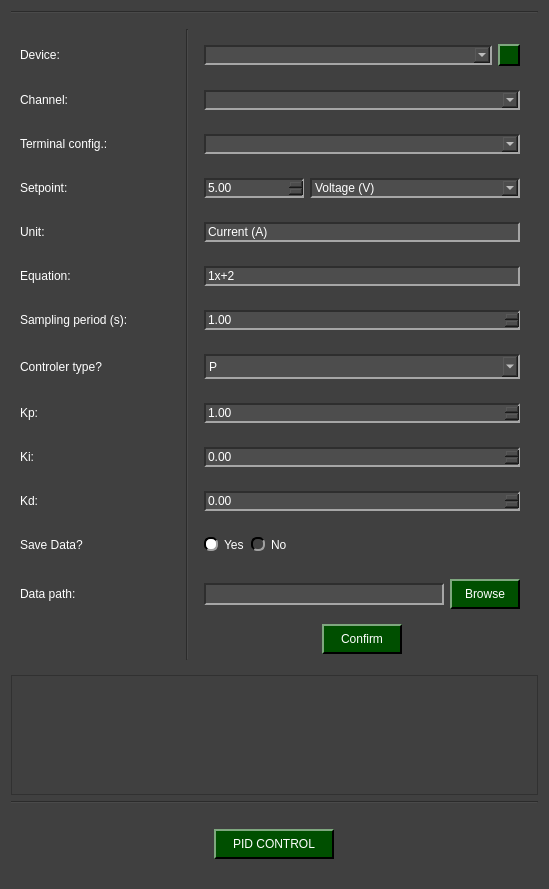
The window that pydaq/uis/PyDAQ_pid_control_NIDAQ_widget.ui (CayoRw/pydaq) describes before a commit, drawn with Qt 5.
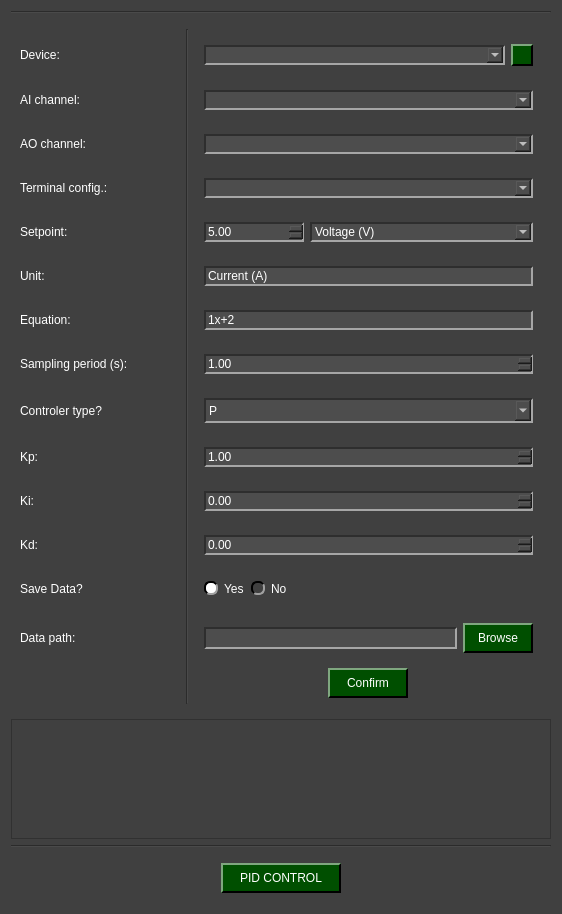
The same window after the commit. Icons and pictures are not drawn.

Commit message: working on nidaq pid control

```diff
--- a/pydaq/uis/PyDAQ_pid_control_NIDAQ_widget.ui
+++ b/pydaq/uis/PyDAQ_pid_control_NIDAQ_widget.ui
@@ -6,8 +6,8 @@
    <rect>
     <x>0</x>
     <y>0</y>
-    <width>549</width>
-    <height>889</height>
+    <width>562</width>
+    <height>914</height>
    </rect>
   </property>
   <property name="windowTitle">
@@ -350,7 +350,169 @@
    <item row="2" column="0">
     <widget class="QWidget" name="widget_top" native="true">
      <layout class="QGridLayout" name="gridLayout_2">
-      <item row="11" column="3" alignment="Qt::AlignmentFlag::AlignVCenter">
+      <item row="9" column="3">
+       <widget class="QWidget" name="widget_type" native="true">
+        <property name="minimumSize">
+         <size>
+          <width>100</width>
+          <height>0</height>
+         </size>
+        </property>
+        <layout class="QHBoxLayout" name="horizontalLayout_7">
+         <item>
+          <widget class="QComboBox" name="comboBox_type">
+           <property name="minimumSize">
+            <size>
+             <width>0</width>
+             <height>25</height>
+            </size>
+           </property>
+           <property name="maximumSize">
+            <size>
+             <width>9000000</width>
+             <height>16777215</height>
+            </size>
+           </property>
+           <item>
+            <property name="text">
+             <string>P</string>
+            </property>
+           </item>
+           <item>
+            <property name="text">
+             <string>PI</string>
+            </property>
+           </item>
+           <item>
+            <property name="text">
+             <string>PD</string>
+            </property>
+           </item>
+           <item>
+            <property name="text">
+             <string>PID</string>
+            </property>
+           </item>
+          </widget>
+         </item>
+        </layout>
+       </widget>
+      </item>
+      <item row="8" column="3">
+       <widget class="QWidget" name="widget_period" native="true">
+        <layout class="QHBoxLayout" name="horizontalLayout_8">
+         <item>
+          <widget class="QDoubleSpinBox" name="doubleSpinBox_period">
+           <property name="maximum">
+            <double>9999999.000000000000000</double>
+           </property>
+           <property name="singleStep">
+            <double>0.100000000000000</double>
+           </property>
+           <property name="value">
+            <double>1.000000000000000</double>
+           </property>
+          </widget>
+         </item>
+        </layout>
+       </widget>
+      </item>
+      <item row="1" column="0">
+       <widget class="QLabel" name="label_arduino">
+        <property name="minimumSize">
+         <size>
+          <width>154</width>
+          <height>30</height>
+         </size>
+        </property>
+        <property name="maximumSize">
+         <size>
+          <width>160</width>
+          <height>16777215</height>
+         </size>
+        </property>
+        <property name="text">
+         <string>Device:</string>
+        </property>
+       </widget>
+      </item>
+      <item row="10" column="3">
+       <widget class="QWidget" name="widget_kp" native="true">
+        <layout class="QHBoxLayout" name="horizontalLayout_6">
+         <item>
+          <widget class="QDoubleSpinBox" name="doubleSpinBox_kp">
+           <property name="maximum">
+            <double>999999.000000000000000</double>
+           </property>
+           <property name="singleStep">
+            <double>0.100000000000000</double>
+           </property>
+           <property name="value">
+            <double>1.000000000000000</double>
+           </property>
+          </widget>
+         </item>
+        </layout>
+       </widget>
+      </item>
+      <item row="2" column="3">
+       <widget class="QWidget" name="widget" native="true">
+        <layout class="QHBoxLayout" name="horizontalLayout_13">
+         <item>
+          <widget class="QComboBox" name="ai_channel_combo"/>
+         </item>
+        </layout>
+       </widget>
+      </item>
+      <item row="4" column="3">
+       <widget class="QWidget" name="widget_2" native="true">
+        <layout class="QHBoxLayout" name="horizontalLayout_11">
+         <item>
+          <widget class="QComboBox" name="terminal_config_combo"/>
+         </item>
+        </layout>
+       </widget>
+      </item>
+      <item row="7" column="0">
+       <widget class="QLabel" name="label_equation">
+        <property name="minimumSize">
+         <size>
+          <width>0</width>
+          <height>30</height>
+         </size>
+        </property>
+        <property name="toolTip">
+         <string>&lt;html&gt;&lt;head/&gt;&lt;body&gt;&lt;p&gt;&lt;span style=&quot; font-size:14pt;&quot;&gt;The equation should be written in the form: Ax²+Bx+C&lt;/span&gt;&lt;/p&gt;&lt;/body&gt;&lt;/html&gt;</string>
+        </property>
+        <property name="text">
+         <string>Equation:</string>
+        </property>
+       </widget>
+      </item>
+      <item row="9" column="1">
+       <widget class="QLabel" name="label_i_type">
+        <property name="toolTip">
+         <string>&lt;html&gt;&lt;head/&gt;&lt;body&gt;&lt;p&gt;&lt;img src=&quot;:/imgs/imgs/PID_Flow.png&quot;/&gt;&lt;/p&gt;&lt;/body&gt;&lt;/html&gt;</string>
+        </property>
+        <property name="text">
+         <string>&lt;html&gt;&lt;head/&gt;&lt;body&gt;&lt;p&gt;&lt;img src=&quot;:/imgs/imgs/inform.png&quot;/&gt;&lt;/p&gt;&lt;/body&gt;&lt;/html&gt;</string>
+        </property>
+       </widget>
+      </item>
+      <item row="0" column="2" rowspan="17">
+       <widget class="Line" name="line">
+        <property name="minimumSize">
+         <size>
+          <width>0</width>
+          <height>0</height>
+         </size>
+        </property>
+        <property name="orientation">
+         <enum>Qt::Orientation::Vertical</enum>
+        </property>
+       </widget>
+      </item>
+      <item row="12" column="3" alignment="Qt::AlignmentFlag::AlignVCenter">
        <widget class="QWidget" name="widget_kd" native="true">
         <layout class="QHBoxLayout" name="horizontalLayout_5">
          <item>
@@ -366,23 +528,7 @@
         </layout>
        </widget>
       </item>
-      <item row="13" column="0">
-       <widget class="QLabel" name="label_path">
-        <property name="text">
-         <string>Data path:</string>
-        </property>
-       </widget>
-      </item>
-      <item row="3" column="3">
-       <widget class="QWidget" name="widget_2" native="true">
-        <layout class="QHBoxLayout" name="horizontalLayout_11">
-         <item>
-          <widget class="QComboBox" name="comboBox_2"/>
-         </item>
-        </layout>
-       </widget>
-      </item>
-      <item row="4" column="3">
+      <item row="5" column="3">
        <widget class="QWidget" name="widget_setpoint" native="true">
         <layout class="QHBoxLayout" name="horizontalLayout_3">
          <item>
@@ -438,7 +584,7 @@
         </layout>
        </widget>
       </item>
-      <item row="5" column="3" alignment="Qt::AlignmentFlag::AlignVCenter">
+      <item row="6" column="3" alignment="Qt::AlignmentFlag::AlignVCenter">
        <widget class="QWidget" name="widget_unit" native="true">
         <layout class="QHBoxLayout" name="horizontalLayout">
          <item>
@@ -464,7 +610,7 @@
        </widget>
       </item>
       <item row="10" column="0">
-       <widget class="QLabel" name="label_ki">
+       <widget class="QLabel" name="label_kp">
         <property name="minimumSize">
          <size>
           <width>0</width>
@@ -472,19 +618,12 @@
          </size>
         </property>
         <property name="text">
-         <string>Ki:</string>
+         <string>Kp:</string>
         </property>
        </widget>
       </item>
-      <item row="3" column="0">
-       <widget class="QLabel" name="label_terminal">
-        <property name="text">
-         <string>Terminal config.:</string>
-        </property>
-       </widget>
-      </item>
-      <item row="6" column="0">
-       <widget class="QLabel" name="label_equation">
+      <item row="9" column="0">
+       <widget class="QLabel" name="label_type">
         <property name="minimumSize">
          <size>
           <width>0</width>
@@ -495,11 +634,11 @@
          <string>&lt;html&gt;&lt;head/&gt;&lt;body&gt;&lt;p&gt;&lt;span style=&quot; font-size:14pt;&quot;&gt;The equation should be written in the form: Ax²+Bx+C&lt;/span&gt;&lt;/p&gt;&lt;/body&gt;&lt;/html&gt;</string>
         </property>
         <property name="text">
-         <string>Equation:</string>
+         <string>Controler type?</string>
         </property>
        </widget>
       </item>
-      <item row="7" column="0">
+      <item row="8" column="0">
        <widget class="QLabel" name="label_periody">
         <property name="minimumSize">
          <size>
@@ -512,68 +651,28 @@
         </property>
        </widget>
       </item>
-      <item row="8" column="3">
-       <widget class="QWidget" name="widget_type" native="true">
-        <property name="minimumSize">
-         <size>
-          <width>100</width>
-          <height>0</height>
-         </size>
+      <item row="14" column="0">
+       <widget class="QLabel" name="label_path">
+        <property name="text">
+         <string>Data path:</string>
         </property>
-        <layout class="QHBoxLayout" name="horizontalLayout_7">
-         <item>
-          <widget class="QComboBox" name="comboBox_type">
-           <property name="minimumSize">
-            <size>
-             <width>0</width>
-             <height>25</height>
-            </size>
-           </property>
-           <property name="maximumSize">
-            <size>
-             <width>9000000</width>
-             <height>16777215</height>
-            </size>
-           </property>
-           <item>
-            <property name="text">
-             <string>P</string>
-            </property>
-           </item>
-           <item>
-            <property name="text">
-             <string>PI</string>
-            </property>
-           </item>
-           <item>
-            <property name="text">
-             <string>PD</string>
-            </property>
-           </item>
-           <item>
-            <property name="text">
-             <string>PID</string>
-            </property>
-           </item>
-          </widget>
-         </item>
-        </layout>
        </widget>
       </item>
-      <item row="11" column="0">
-       <widget class="QLabel" name="label_kd">
-        <property name="minimumSize">
-         <size>
-          <width>0</width>
-          <height>30</height>
-         </size>
+      <item row="13" column="0">
+       <widget class="QLabel" name="label_save">
+        <property name="text">
+         <string>Save Data?</string>
         </property>
+       </widget>
+      </item>
+      <item row="2" column="0">
+       <widget class="QLabel" name="label_channel">
         <property name="text">
-         <string>Kd:</string>
+         <string>AI channel:</string>
         </property>
        </widget>
       </item>
-      <item row="13" column="3" alignment="Qt::AlignmentFlag::AlignVCenter">
+      <item row="14" column="3" alignment="Qt::AlignmentFlag::AlignVCenter">
        <widget class="QWidget" name="widget_path" native="true">
         <layout class="QHBoxLayout" name="horizontalLayout_10">
          <item>
@@ -602,7 +701,7 @@
         </layout>
        </widget>
       </item>
-      <item row="4" column="0">
+      <item row="5" column="0">
        <widget class="QLabel" name="label_setpoint">
         <property name="minimumSize">
          <size>
@@ -615,16 +714,20 @@
         </property>
        </widget>
       </item>
-      <item row="2" column="3">
-       <widget class="QWidget" name="widget" native="true">
-        <layout class="QVBoxLayout" name="verticalLayout">
-         <item>
-          <widget class="QComboBox" name="comboBox"/>
-         </item>
-        </layout>
+      <item row="11" column="0">
+       <widget class="QLabel" name="label_ki">
+        <property name="minimumSize">
+         <size>
+          <width>0</width>
+          <height>30</height>
+         </size>
+        </property>
+        <property name="text">
+         <string>Ki:</string>
+        </property>
        </widget>
       </item>
-      <item row="14" column="3" alignment="Qt::AlignmentFlag::AlignHCenter">
+      <item row="15" column="3" alignment="Qt::AlignmentFlag::AlignHCenter">
        <widget class="QPushButton" name="pushButton_confirm">
         <property name="minimumSize">
          <size>
@@ -643,28 +746,8 @@
         </property>
        </widget>
       </item>
-      <item row="2" column="0">
-       <widget class="QLabel" name="label_channel">
-        <property name="text">
-         <string>Channel:</string>
-        </property>
-       </widget>
-      </item>
-      <item row="0" column="2" rowspan="16">
-       <widget class="Line" name="line">
-        <property name="minimumSize">
-         <size>
-          <width>0</width>
-          <height>0</height>
-         </size>
-        </property>
-        <property name="orientation">
-         <enum>Qt::Orientation::Vertical</enum>
-        </property>
-       </widget>
-      </item>
-      <item row="5" column="0">
-       <widget class="QLabel" name="label_unit">
+      <item row="12" column="0">
+       <widget class="QLabel" name="label_kd">
         <property name="minimumSize">
          <size>
           <width>0</width>
@@ -672,11 +755,42 @@
          </size>
         </property>
         <property name="text">
-         <string>Unit:</string>
+         <string>Kd:</string>
         </property>
        </widget>
       </item>
-      <item row="12" column="3">
+      <item row="7" column="3">
+       <widget class="QWidget" name="widget_equation" native="true">
+        <layout class="QHBoxLayout" name="horizontalLayout_9">
+         <item>
+          <widget class="QLineEdit" name="lineEdit_equation">
+           <property name="sizePolicy">
+            <sizepolicy hsizetype="Expanding" vsizetype="Fixed">
+             <horstretch>10</horstretch>
+             <verstretch>0</verstretch>
+            </sizepolicy>
+           </property>
+           <property name="minimumSize">
+            <size>
+             <width>150</width>
+             <height>0</height>
+            </size>
+           </property>
+           <property name="maximumSize">
+            <size>
+             <width>9000000</width>
+             <height>16777215</height>
+            </size>
+           </property>
+           <property name="text">
+            <string>1x+2</string>
+           </property>
+          </widget>
+         </item>
+        </layout>
+       </widget>
+      </item>
+      <item row="13" column="3">
        <widget class="QWidget" name="widget_3" native="true">
         <layout class="QHBoxLayout" name="horizontalLayout_12">
          <item>
@@ -721,37 +835,6 @@
         </layout>
        </widget>
       </item>
-      <item row="6" column="3">
-       <widget class="QWidget" name="widget_equation" native="true">
-        <layout class="QHBoxLayout" name="horizontalLayout_9">
-         <item>
-          <widget class="QLineEdit" name="lineEdit_equation">
-           <property name="sizePolicy">
-            <sizepolicy hsizetype="Expanding" vsizetype="Fixed">
-             <horstretch>10</horstretch>
-             <verstretch>0</verstretch>
-            </sizepolicy>
-           </property>
-           <property name="minimumSize">
-            <size>
-             <width>150</width>
-             <height>0</height>
-            </size>
-           </property>
-           <property name="maximumSize">
-            <size>
-             <width>9000000</width>
-             <height>16777215</height>
-            </size>
-           </property>
-           <property name="text">
-            <string>1x+2</string>
-           </property>
-          </widget>
-         </item>
-        </layout>
-       </widget>
-      </item>
       <item row="1" column="3">
        <widget class="QWidget" name="widget_arduino" native="true">
         <layout class="QHBoxLayout" name="horizontalLayout_2">
@@ -793,42 +876,7 @@
         </layout>
        </widget>
       </item>
-      <item row="8" column="0">
-       <widget class="QLabel" name="label_type">
-        <property name="minimumSize">
-         <size>
-          <width>0</width>
-          <height>30</height>
-         </size>
-        </property>
-        <property name="toolTip">
-         <string>&lt;html&gt;&lt;head/&gt;&lt;body&gt;&lt;p&gt;&lt;img src=&quot;:/imgs/imgs/PID_Flow.png&quot;/&gt;&lt;/p&gt;&lt;/body&gt;&lt;/html&gt;</string>
-        </property>
-        <property name="text">
-         <string>Controler type?</string>
-        </property>
-       </widget>
-      </item>
-      <item row="7" column="3">
-       <widget class="QWidget" name="widget_period" native="true">
-        <layout class="QHBoxLayout" name="horizontalLayout_8">
-         <item>
-          <widget class="QDoubleSpinBox" name="doubleSpinBox_period">
-           <property name="maximum">
-            <double>9999999.000000000000000</double>
-           </property>
-           <property name="singleStep">
-            <double>0.100000000000000</double>
-           </property>
-           <property name="value">
-            <double>1.000000000000000</double>
-           </property>
-          </widget>
-         </item>
-        </layout>
-       </widget>
-      </item>
-      <item row="10" column="3">
+      <item row="11" column="3">
        <widget class="QWidget" name="widget_ki" native="true">
         <layout class="QHBoxLayout" name="horizontalLayout_4">
          <item>
@@ -844,65 +892,14 @@
         </layout>
        </widget>
       </item>
-      <item row="9" column="0">
-       <widget class="QLabel" name="label_kp">
-        <property name="minimumSize">
-         <size>
-          <width>0</width>
-          <height>30</height>
-         </size>
-        </property>
+      <item row="4" column="0">
+       <widget class="QLabel" name="label_terminal">
         <property name="text">
-         <string>Kp:</string>
+         <string>Terminal config.:</string>
         </property>
        </widget>
       </item>
-      <item row="12" column="0">
-       <widget class="QLabel" name="label_save">
-        <property name="text">
-         <string>Save Data?</string>
-        </property>
-       </widget>
-      </item>
-      <item row="9" column="3">
-       <widget class="QWidget" name="widget_kp" native="true">
-        <layout class="QHBoxLayout" name="horizontalLayout_6">
-         <item>
-          <widget class="QDoubleSpinBox" name="doubleSpinBox_kp">
-           <property name="maximum">
-            <double>999999.000000000000000</double>
-           </property>
-           <property name="singleStep">
-            <double>0.100000000000000</double>
-           </property>
-           <property name="value">
-            <double>1.000000000000000</double>
-           </property>
-          </widget>
-         </item>
-        </layout>
-       </widget>
-      </item>
-      <item row="1" column="0">
-       <widget class="QLabel" name="label_arduino">
-        <property name="minimumSize">
-         <size>
-          <width>154</width>
-          <height>30</height>
-         </size>
-        </property>
-        <property name="maximumSize">
-         <size>
-          <width>160</width>
-          <height>16777215</height>
-         </size>
-        </property>
-        <property name="text">
-         <string>Device:</string>
-        </property>
-       </widget>
-      </item>
-      <item row="6" column="1" alignment="Qt::AlignmentFlag::AlignRight">
+      <item row="7" column="1" alignment="Qt::AlignmentFlag::AlignRight">
        <widget class="QLabel" name="label_i_equation">
         <property name="toolTip">
          <string>&lt;html&gt;&lt;head/&gt;&lt;body&gt;&lt;p&gt;&lt;span style=&quot; font-size:14pt;&quot;&gt;The equation should be written in the form: Ax²+Bx+C&lt;/span&gt;&lt;/p&gt;&lt;/body&gt;&lt;/html&gt;</string>
@@ -912,16 +909,35 @@
         </property>
        </widget>
       </item>
-      <item row="8" column="1">
-       <widget class="QLabel" name="label_i_type">
-        <property name="toolTip">
-         <string>&lt;html&gt;&lt;head/&gt;&lt;body&gt;&lt;p&gt;&lt;img src=&quot;:/imgs/imgs/PID_Flow.png&quot;/&gt;&lt;/p&gt;&lt;/body&gt;&lt;/html&gt;</string>
+      <item row="6" column="0">
+       <widget class="QLabel" name="label_unit">
+        <property name="minimumSize">
+         <size>
+          <width>0</width>
+          <height>30</height>
+         </size>
         </property>
         <property name="text">
-         <string>&lt;html&gt;&lt;head/&gt;&lt;body&gt;&lt;p&gt;&lt;img src=&quot;:/imgs/imgs/inform.png&quot;/&gt;&lt;/p&gt;&lt;/body&gt;&lt;/html&gt;</string>
+         <string>Unit:</string>
         </property>
        </widget>
       </item>
+      <item row="3" column="0">
+       <widget class="QLabel" name="label">
+        <property name="text">
+         <string>AO channel:</string>
+        </property>
+       </widget>
+      </item>
+      <item row="3" column="3">
+       <widget class="QWidget" name="widget_4" native="true">
+        <layout class="QHBoxLayout" name="horizontalLayout_14">
+         <item>
+          <widget class="QComboBox" name="ao_channel_combo"/>
+         </item>
+        </layout>
+       </widget>
+      </item>
      </layout>
     </widget>
    </item>
```
Left out of the diff: 4 changed lines with no effect on the pictures. The commit also changes 5 other files.
